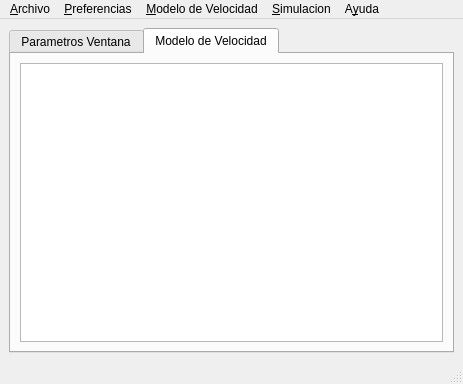
Before: the Qt Designer form Dialogs/mainwindow.ui in edvelezg/viper-sugui, drawn with Qt 5.
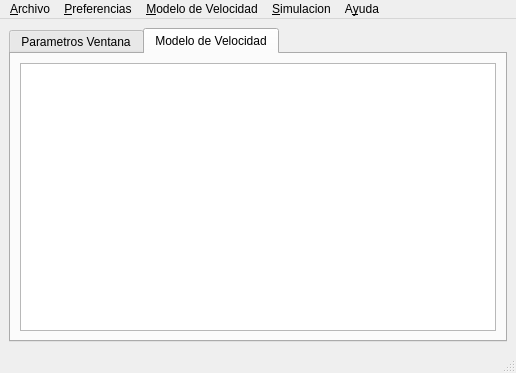
After: the same form once the commit is applied.

What changed in the file:
```diff
--- a/Dialogs/mainwindow.ui
+++ b/Dialogs/mainwindow.ui
@@ -5,8 +5,8 @@
    <rect>
     <x>0</x>
     <y>0</y>
-    <width>463</width>
-    <height>384</height>
+    <width>516</width>
+    <height>373</height>
    </rect>
   </property>
   <property name="windowTitle" >
@@ -59,7 +59,7 @@
     <rect>
      <x>0</x>
      <y>0</y>
-     <width>463</width>
+     <width>516</width>
      <height>22</height>
     </rect>
    </property>
```
